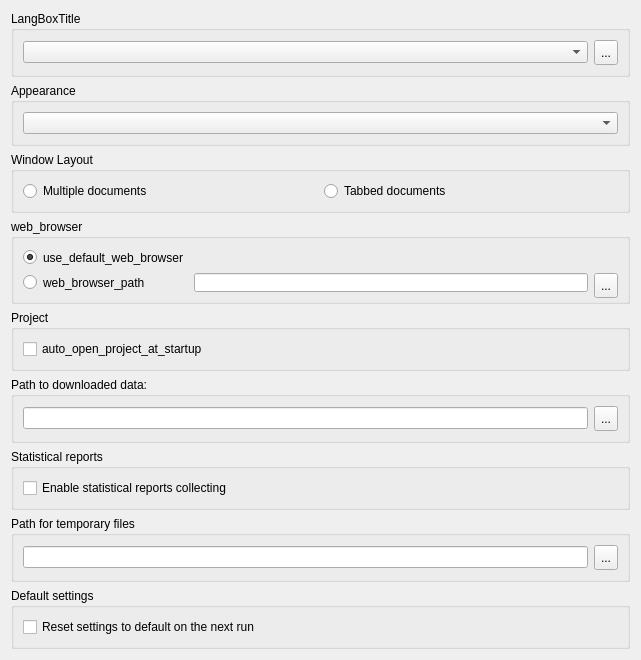
Above: src/ugeneui/src/app_settings/user_apps_settings/ui/UserApplicationsSettingsWidget.ui from violethaze74/ugene before the change. Below: the same form after it.
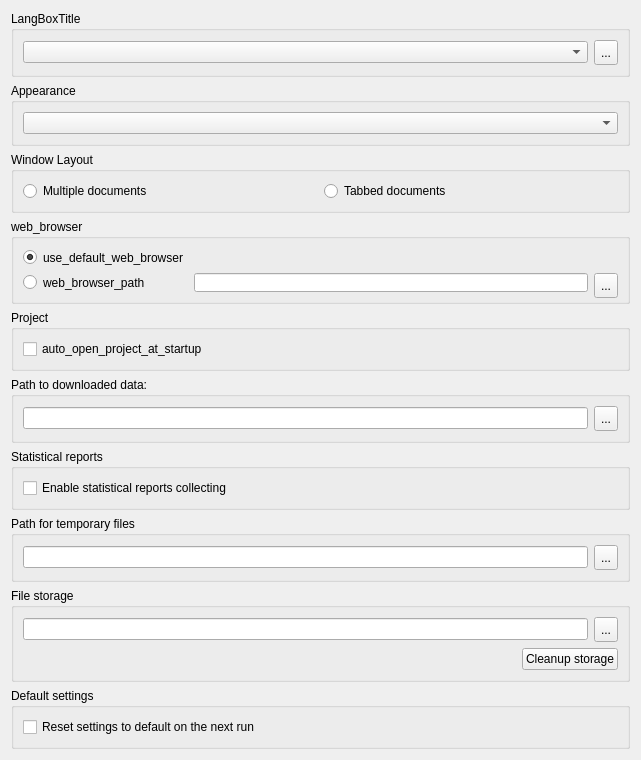
That is the form after the change.

Commit message: Add UGENE File Storage

The edit to the form file:
```diff
--- a/src/ugeneui/src/app_settings/user_apps_settings/ui/UserApplicationsSettingsWidget.ui
+++ b/src/ugeneui/src/app_settings/user_apps_settings/ui/UserApplicationsSettingsWidget.ui
@@ -7,7 +7,7 @@
     <x>0</x>
     <y>0</y>
     <width>641</width>
-    <height>649</height>
+    <height>748</height>
    </rect>
   </property>
   <property name="sizePolicy">
@@ -268,6 +268,74 @@
      </layout>
     </widget>
    </item>
+   <item>
+    <widget class="QGroupBox" name="fileStorageGroupBox">
+     <property name="title">
+      <string>File storage</string>
+     </property>
+     <layout class="QVBoxLayout" name="verticalLayout_6">
+      <item>
+       <layout class="QHBoxLayout" name="horizontalLayout_9">
+        <item>
+         <widget class="QLineEdit" name="fileStorageDirPathEdit"/>
+        </item>
+        <item>
+         <widget class="QToolButton" name="browseFileStorageButton">
+          <property name="enabled">
+           <bool>true</bool>
+          </property>
+          <property name="minimumSize">
+           <size>
+            <width>24</width>
+            <height>25</height>
+           </size>
+          </property>
+          <property name="maximumSize">
+           <size>
+            <width>24</width>
+            <height>16777215</height>
+           </size>
+          </property>
+          <property name="text">
+           <string>...</string>
+          </property>
+          <property name="iconSize">
+           <size>
+            <width>16</width>
+            <height>16</height>
+           </size>
+          </property>
+         </widget>
+        </item>
+       </layout>
+      </item>
+      <item>
+       <layout class="QHBoxLayout" name="horizontalLayout_8">
+        <item>
+         <spacer name="horizontalSpacer">
+          <property name="orientation">
+           <enum>Qt::Horizontal</enum>
+          </property>
+          <property name="sizeHint" stdset="0">
+           <size>
+            <width>40</width>
+            <height>20</height>
+           </size>
+          </property>
+         </spacer>
+        </item>
+        <item>
+         <widget class="QPushButton" name="cleanupStorageButton">
+          <property name="text">
+           <string>Cleanup storage</string>
+          </property>
+         </widget>
+        </item>
+       </layout>
+      </item>
+     </layout>
+    </widget>
+   </item>
    <item>
     <widget class="QGroupBox" name="reset">
      <property name="title">
```
The commit also changes 28 other files.
